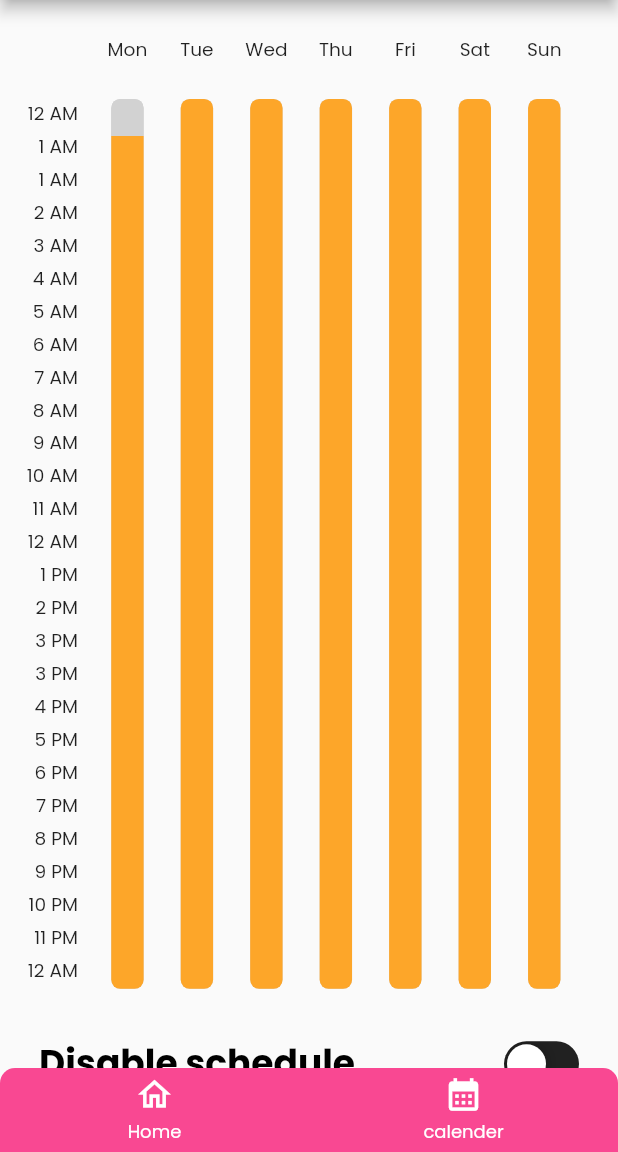
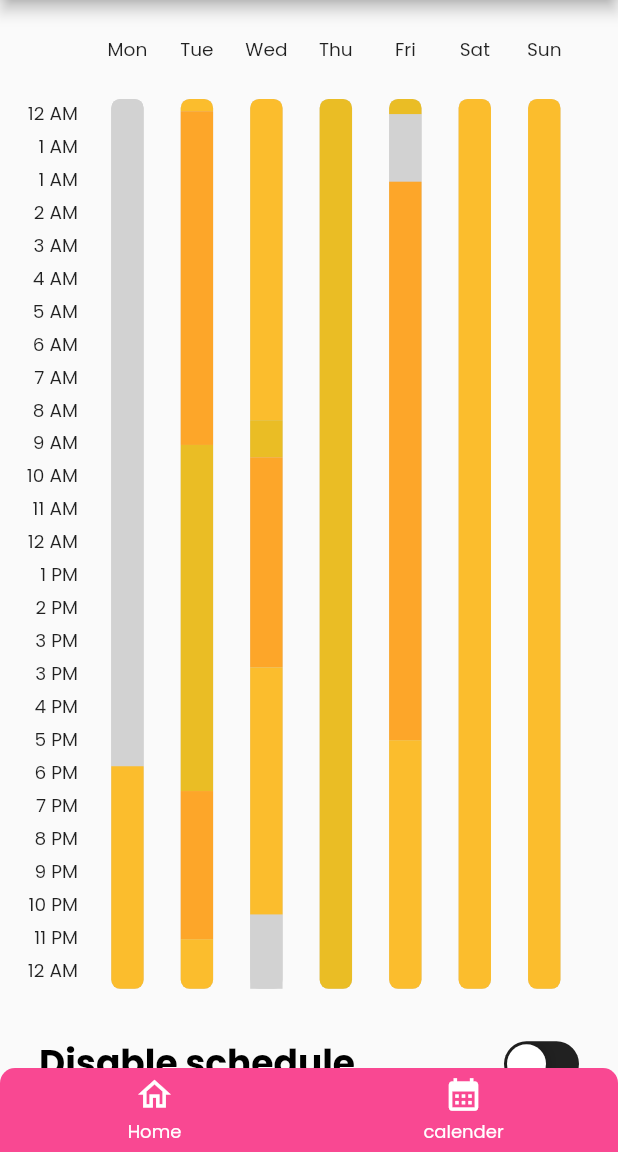
Before and after one commit to hghoutan/hicham-hubControl-app, a Flutter app: the screen it shows after launch, item 2 of the bottom bar chosen, on a phone screen of 412 x 824 dp, the part 84-1236 px from its top. Run offline on Flutter 3.47's test engine with Material 2 defaults, Android fonts, the phone set to English and light mode, and no system bars; drawn by our look-alikes of flutter_advanced_switch, persistent_bottom_nav_bar; our stand-ins replace get.

Commit message:
version 1.0.0 (2)

```diff
--- a/lib/Widgets/day_column.dart
+++ b/lib/Widgets/day_column.dart
@@ -1,3 +1,5 @@
+import 'dart:convert';
+
 import 'package:flutter/material.dart';
 import 'package:get/get.dart';
 
@@ -6,29 +8,29 @@ import '../utils/Constants.dart';
 import '../utils/dimension.dart';
 import 'package:collection/collection.dart';
 
-class DayColumn extends StatefulWidget {
+class DayColumn extends StatelessWidget {
   final List<Time> times;
   final int day;
   final bool disable;
   final bool isMonday;
   const DayColumn({required this.times,required this.day, this.disable = false, this.isMonday = false,super.key});
 
-  @override
-  State<DayColumn> createState() => _DayColumnState();
-}
 
-class _DayColumnState extends State<DayColumn> {
-  late List<Widget> children ;
-   List<Time> dayTimes = [];
-  Time? oldTime;
+
+
+
 
   @override
-  void initState() {
-  super.initState();
-  widget.times.forEachIndexed((index, element) {
+  Widget build(BuildContext context) {
+
+    late List<Widget> children ;
+    late List<Time> dayTimes ;
+    Time? oldTime;
+    dayTimes = [];
+    times.forEachIndexed((index, element) {
       int stTime = element.stTime!;
       String setting = element.comfortSetting!;
-    switch(widget.day){
+      switch(day){
         case 0 :
           if (stTime >= 0 && stTime <= 1440) {
             dayTimes.add(Time(stTime: stTime, comfortSetting: setting));
@@ -40,7 +42,7 @@ class _DayColumnState extends State<DayColumn> {
           }
           if (stTime > 1440 && stTime <= 2880) {
             if (oldTime == null){
-            oldTime = widget.times[index - 1];
+              oldTime = times[index - 1];
             }
             dayTimes.add(Time(stTime: stTime - 1440,comfortSetting: setting));
           }
@@ -51,7 +53,7 @@ class _DayColumnState extends State<DayColumn> {
           }
           if (stTime > 2880 && stTime <= 4320) {
             if (oldTime == null){
-            oldTime = widget.times[index - 1];
+              oldTime = times[index - 1];
             }
             dayTimes.add(Time(stTime: stTime - (1440 * 2),comfortSetting: setting));
           }
@@ -62,7 +64,7 @@ class _DayColumnState extends State<DayColumn> {
           }
           if (stTime > 4320 && stTime <= 5760) {
             if (oldTime == null){
-            oldTime = widget.times[index - 1];
+              oldTime = times[index - 1];
             }
             dayTimes.add(Time(stTime: stTime - (1440 * 3),comfortSetting: setting));
           }
@@ -73,7 +75,7 @@ class _DayColumnState extends State<DayColumn> {
           }
           if (stTime > 5760 && stTime <= 7200) {
             if (oldTime == null){
-            oldTime = widget.times[index - 1];
+              oldTime = times[index - 1];
             }
             dayTimes.add(Time(stTime: stTime - (1440 * 4),comfortSetting: setting));
           }
@@ -84,7 +86,7 @@ class _DayColumnState extends State<DayColumn> {
           }
           if (stTime > 7200 && stTime <= 8640) {
             if (oldTime == null){
-            oldTime = widget.times[index - 1];
+              oldTime = times[index - 1];
             }
             dayTimes.add(Time(stTime: stTime - (1440 * 5),comfortSetting: setting));
           }
@@ -95,7 +97,7 @@ class _DayColumnState extends State<DayColumn> {
           }
           if (stTime > 8640 && stTime <= 10080) {
             if (oldTime == null){
-            oldTime = widget.times[index - 1];
+              oldTime = times[index - 1];
             }
             dayTimes.add(Time(stTime: stTime - (1440 * 6),comfortSetting: setting));
           }
@@ -105,39 +107,13 @@ class _DayColumnState extends State<DayColumn> {
 
 
     });
-  }
-
-  @override
-  Widget build(BuildContext context) {
-    late Color color;
+    late Color? color;
     children = [];
     var total = 0.0;
+    if (oldTime != null) {
+      Color? oldColor = Constants.appColors[oldTime!.comfortSetting];
+
       if (dayTimes.isEmpty) {
-      print("yes it's empty");
-    }else{
-      print("no it's empty");
-    }
-    if (oldTime != null) {
-        Color? oldColor;
-        switch(oldTime!.comfortSetting) {
-          case "Off":
-            oldColor = const Color(0xffD2D2D2);
-            break;
-          case "Sleep":
-            oldColor = const Color(0xfffbbd2d);
-            break;
-          case "Home":
-            oldColor = const Color(0xffFDA629);
-            break;
-          case "Away":
-            oldColor = const Color(0xffEABD25);
-            break;
-          case "Other":
-            oldColor = const Color(0xffD2D2D2);
-            break;
-        }
-        if (dayTimes.isEmpty) {
-          print("yes it's empty");
         children.add(
             Container(
               height:  Dimension.getScreenHeight() * 72/100,
@@ -149,7 +125,6 @@ class _DayColumnState extends State<DayColumn> {
             )
         );
       }else{
-          // print("no it's empty");
         int startTime = 0;
         int endTime =   dayTimes[0].stTime!;;
         total = total + ((endTime - startTime)/1440);
@@ -167,32 +142,16 @@ class _DayColumnState extends State<DayColumn> {
 
     }
 
-
     if (dayTimes.isNotEmpty ) {
       for (var i=0;i<dayTimes.length;i++){
-        switch(dayTimes[i].comfortSetting) {
-          case "Off":
-            color = const Color(0xffD2D2D2);
-            break;
-          case "Sleep":
-            color = const Color(0xfffbbd2d);
-            break;
-          case "Home":
-            color = const Color(0xffFDA629);
-            break;
-          case "Away":
-            color = const Color(0xffEABD25);
-            break;
-          case "Other":
-            color = const Color(0xffD2D2D2);
-            break;
+        color = Constants.appColors[dayTimes[i].comfortSetting];
 
-        }
         if (dayTimes[i].stTime == dayTimes[dayTimes.length - 1].stTime ) {
           // check if day has one time then add the lost one
+
           if (dayTimes.length == 1) {
             if (dayTimes[i].stTime != 0) {
-              if (widget.isMonday) {
+              if (isMonday){
                 int startTime = 0;
                 int endTime =  dayTimes[i].stTime!;
                 total = total + ((endTime - startTime)/1440);
@@ -204,7 +163,7 @@ class _DayColumnState extends State<DayColumn> {
                         borderRadius:  oldTime == null ?
                         const BorderRadius.only(topRight: Radius.circular(6.0),topLeft: Radius.circular(6.0)) :
                         const BorderRadius.only(topRight: Radius.circular(0.0),topLeft: Radius.circular(0.0)),
-                        color: widget.disable ? Colors.black26 : Constants.appColors['Off'],
+                        color: disable ? Colors.black26 : Constants.appColors['Off'],
                         //widget.isMond ? Constants.appColors['Off'] : Constants.appColors['Sleep'],
                       ),
                     )
@@ -227,7 +186,7 @@ class _DayColumnState extends State<DayColumn> {
         }
         else if (dayTimes[i].stTime == dayTimes[0].stTime) {
           if (dayTimes[i].stTime != 0) {
-            if (widget.isMonday) {
+            if (isMonday) {
               int startTime = 0;
               int endTime =  dayTimes[i].stTime!;
               total = total + ((endTime - startTime)/1440);
@@ -239,7 +198,7 @@ class _DayColumnState extends State<DayColumn> {
                       borderRadius:  oldTime == null ?
                       const BorderRadius.only(topRight: Radius.circular(6.0),topLeft: Radius.circular(6.0)) :
                       const BorderRadius.only(topRight: Radius.circular(0.0),topLeft: Radius.circular(0.0)),
-                      color: widget.disable ? Colors.black26 : Constants.appColors['Off'],
+                      color: disable ? Colors.black26 : Constants.appColors['Off'],
                     ),
                   )
               );
@@ -259,13 +218,11 @@ class _DayColumnState extends State<DayColumn> {
                   borderRadius:  oldTime == null ?
                   const BorderRadius.only(topRight: Radius.circular(6.0),topLeft: Radius.circular(6.0)) :
                   const BorderRadius.only(topRight: Radius.circular(0.0),topLeft: Radius.circular(0.0)),
-                  color: widget.disable ? Colors.black26 : color,
+                  color: disable ? Colors.black26 : color,
                 ),
               )
           );
-          continue;
         }
-
         else {
           int startTime = dayTimes[i].stTime!;
           int endTime =  dayTimes[i+1].stTime!;
@@ -282,22 +239,6 @@ class _DayColumnState extends State<DayColumn> {
 
       }
     }
-    // else{
-    //   children.add(
-    //       Container(
-    //     height:  Dimension.getScreenHeight() *72/100,
-    //     width: Dimension.getScreenWidth(),
-    //     decoration: BoxDecoration(
-    //       borderRadius:  oldTime == null ?
-    //       BorderRadius.circular(6.0) :
-    //       const BorderRadius.only(topRight: Radius.circular(0.0),topLeft: Radius.circular(0.0)),
-    //       color: Constants.appColors['Off'],
-    //     ),
-    //   )
-    //   );
-    // }
-
-
     return  Container(
       margin: EdgeInsets.symmetric(horizontal: Dimension.getScreenWidth() * 3/100),
       height:Dimension.getScreenHeight()* 72/100,
@@ -313,4 +254,5 @@ class _DayColumnState extends State<DayColumn> {
       ),
     );
   }
+
 }
--- a/lib/pages/first_page.dart
+++ b/lib/pages/first_page.dart
@@ -27,11 +27,11 @@ class FirstPageState extends State<FirstPage> {
   late int _i ;
   int i = 0;
 
-  int temp = 40;
+  int temp = 41;
 
   setTemp(int t){
     setState(() {
-      temp = t * 2 ;
+      temp = t ;
     });
   }
 
@@ -112,7 +112,7 @@ class FirstPageState extends State<FirstPage> {
                             ],
                           ),
                           Text(".",style: TextStyle(color: colors[_i],fontFamily: 'Poppins',fontSize: Dimension.getScreenHeight() * 5/100,fontWeight: FontWeight.w500)),
-                          Text("8",style: TextStyle(color: colors[_i],fontFamily: 'Poppins',fontSize: Dimension.getScreenHeight() * 5/100,fontWeight: FontWeight.w500)),
+                          Text("0",style: TextStyle(color: colors[_i],fontFamily: 'Poppins',fontSize: Dimension.getScreenHeight() * 5/100,fontWeight: FontWeight.w500)),
                         ]
                     ),
                     Text("INSIDE TEMP" ,style: TextStyle(fontSize: Dimension.getScreenHeight() * 4/100,fontWeight: FontWeight.w300,)),
--- a/lib/pages/schedule_page.dart
+++ b/lib/pages/schedule_page.dart
@@ -19,6 +19,7 @@ class _SchedulePageState extends State<SchedulePage> {
   late var _controller;
   bool _checked = false;
   late String json;
+  late List<dynamic>  data;
   @override
   void initState() {
     super.initState();
@@ -27,7 +28,6 @@ class _SchedulePageState extends State<SchedulePage> {
       setState(() {
         if (_controller.value) {
           _checked = true;
-
         } else {
           _checked = false;
         }
@@ -35,9 +35,24 @@ class _SchedulePageState extends State<SchedulePage> {
     });
      json = """
    [
- {"StTime":60,"ComfortSetting":"Home"}
+ {"StTime":0,"ComfortSetting":"Off"},
+ {"StTime":1080,"ComfortSetting":"Sleep"},
+ {"StTime":1460,"ComfortSetting":"Home"},
+ {"StTime":2000,"ComfortSetting":"Away"},
+ {"StTime":2560,"ComfortSetting":"Home"},
+ {"StTime":2800,"ComfortSetting":"Sleep"},
+ {"StTime":3400,"ComfortSetting":"Away"},
+ {"StTime":3460,"ComfortSetting":"Home"},
+ {"StTime":3800,"ComfortSetting":"Sleep"},
+ {"StTime":4200,"ComfortSetting":"Off"},
+ {"StTime":4320,"ComfortSetting":"Away"},
+ {"StTime":5785,"ComfortSetting":"Off"},
+ {"StTime":5894,"ComfortSetting":"Home"},
+ {"StTime":6798,"ComfortSetting":"Sleep"}
+
 ]
 """;
+
   }
 
   @override
@@ -129,15 +144,11 @@ class _SchedulePageState extends State<SchedulePage> {
 
     List<Time> times = [];
 
-
-
-
-    List<dynamic>  data = jsonDecode(json);
+    data = jsonDecode(json);
 
     for (var element in data) {
       times.add(Time.fromJson(element));
     }
-
     return Scaffold(
       appBar: AppBar(
         title: const Text(
@@ -205,8 +216,11 @@ class _SchedulePageState extends State<SchedulePage> {
                                         onTap: (){
                                           setState(() {
                                             json = """
-                                            []
-                                            """;
+                                             [
+                                              {"StTime":0,"ComfortSetting":"Off"}
+                                             ]
+                                             """;
+                                            data = jsonDecode(json);
                                           });
                                           Navigator.of(context).pop();
                                         },
```
Also changed, not shown: lib/Widgets/home_thermometer.dart (+31 -21 lines). Lines whose indentation alone changed are shown as unchanged.
